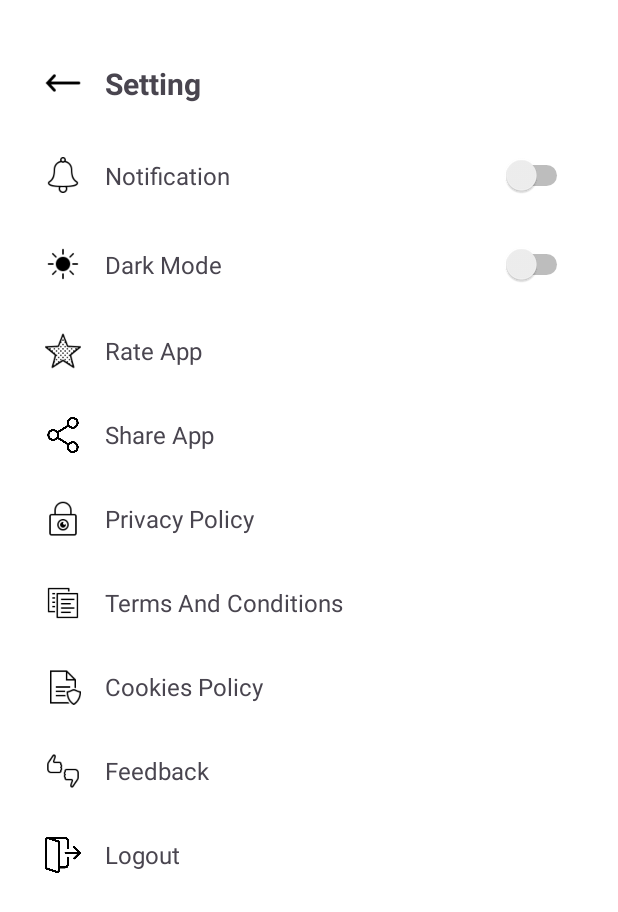
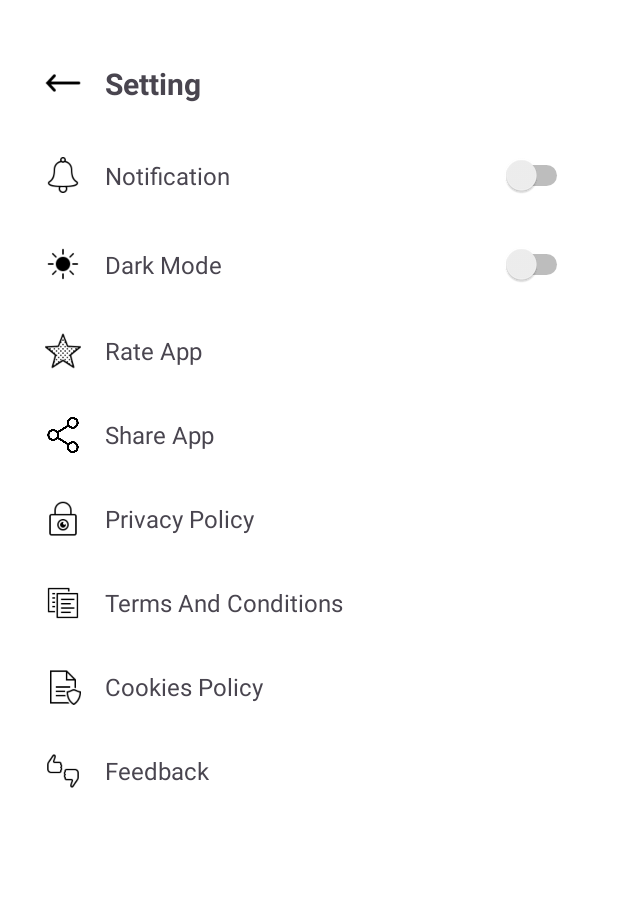
Before and after one commit to MD-SAKIB-HASNAT/GariLagbe, an Android app: the Settings screen opened directly, with no data from a screen before it, on a phone screen of 412 x 824 dp. Shown: the top 912 px of the screen. Run offline under Robolectric (Android 15) with nearby library versions, the phone set to English and light mode, and no system bars.

Commit message:
SignUp, Login, Logout complete using firebase

```diff
--- a/app/src/main/java/com/example/garilagbe/MainActivity.java
+++ b/app/src/main/java/com/example/garilagbe/MainActivity.java
@@ -17,6 +17,8 @@ import androidx.fragment.app.FragmentManager;
 import androidx.viewpager2.widget.ViewPager2;
 
 import com.google.android.material.tabs.TabLayout;
+import com.google.firebase.auth.FirebaseAuth;
+import com.google.firebase.database.DatabaseReference;
 
 public class MainActivity extends AppCompatActivity {
 
@@ -33,10 +35,6 @@ public class MainActivity extends AppCompatActivity {
 
         tabLayout = findViewById(R.id.tab_layout);
         viewPager2 = findViewById(R.id.view_pager);
-
-
-
-
 
         tabLayout.addTab(tabLayout.newTab().setText("Login"));
         tabLayout.addTab(tabLayout.newTab().setText("SignUp"));
--- a/app/src/main/java/com/example/garilagbe/Settings.java
+++ b/app/src/main/java/com/example/garilagbe/Settings.java
@@ -13,12 +13,12 @@ public class Settings extends AppCompatActivity {
 
     Switch switchNotification, switchDarkMode;
     LinearLayout layoutRateApp, layoutShareApp, layoutPrivacy, layoutTerms, layoutCookies,
-            layoutFeedback, layoutLogout, layoutBack;
+            layoutFeedback, layoutBack;
 
     @Override
     protected void onCreate(Bundle savedInstanceState) {
         super.onCreate(savedInstanceState);
-        setContentView(R.layout.activity_settings); // Make sure this matches your XML file name
+        setContentView(R.layout.activity_settings);
 
         // Switches
         switchNotification = findViewById(R.id.switch_notification);
@@ -32,7 +32,7 @@ public class Settings extends AppCompatActivity {
         layoutTerms = findViewById(R.id.layout_terms);
         layoutCookies = findViewById(R.id.layout_cookies);
         layoutFeedback = findViewById(R.id.layout_feedback);
-        layoutLogout = findViewById(R.id.layout_logout);
+
 
         // Switch Listeners
         switchNotification.setOnCheckedChangeListener((buttonView, isChecked) ->
@@ -80,10 +80,5 @@ public class Settings extends AppCompatActivity {
             intent.putExtra(Intent.EXTRA_SUBJECT, "Feedback for GariBD");
             startActivity(intent);
         });
-
-        layoutLogout.setOnClickListener(v -> {
-            // Clear session, go to login, or perform Firebase sign out
-            Toast.makeText(this, "Logged out!", Toast.LENGTH_SHORT).show();
-        });
     }
 }
--- a/app/src/main/java/com/example/garilagbe/spsc.java
+++ b/app/src/main/java/com/example/garilagbe/spsc.java
@@ -9,6 +9,11 @@ import androidx.appcompat.app.AppCompatActivity;
 import androidx.core.graphics.Insets;
 import androidx.core.view.ViewCompat;
 import androidx.core.view.WindowInsetsCompat;
+
+import com.google.firebase.auth.FirebaseAuth;
+import com.google.firebase.auth.FirebaseUser;
+import com.google.firebase.database.DatabaseReference;
+import com.google.firebase.database.FirebaseDatabase;
 
 public class spsc extends AppCompatActivity {
 
@@ -40,4 +45,5 @@ public class spsc extends AppCompatActivity {
         super.onStop();
         finish();
     }
+
 }
--- a/app/src/main/res/layout/activity_settings.xml
+++ b/app/src/main/res/layout/activity_settings.xml
@@ -224,25 +224,6 @@
                 android:layout_height="wrap_content"
                 android:textSize="16sp"/>
         </LinearLayout>
-        <LinearLayout
-            android:id="@+id/layout_logout"
-            android:layout_width="match_parent"
-            android:layout_height="wrap_content"
-            android:orientation="horizontal"
-            android:gravity="center_vertical"
-            android:paddingVertical="12dp">
 
-            <ImageView
-                android:src="@drawable/logout"
-                android:layout_width="24dp"
-                android:layout_height="24dp"
-                android:layout_marginEnd="16dp" />
-
-            <TextView
-                android:text="Logout"
-                android:layout_width="match_parent"
-                android:layout_height="wrap_content"
-                android:textSize="16sp"/>
-        </LinearLayout>
     </LinearLayout>
 </ScrollView>
```
Also changed, not shown: app/src/main/java/com/example/garilagbe/GetStartPage.java (+13 -0 lines), app/src/main/java/com/example/garilagbe/LoginTabFragment.java (+14 -1 lines), app/src/main/java/com/example/garilagbe/MainHome.java (+6 -2 lines), 1 other file.
